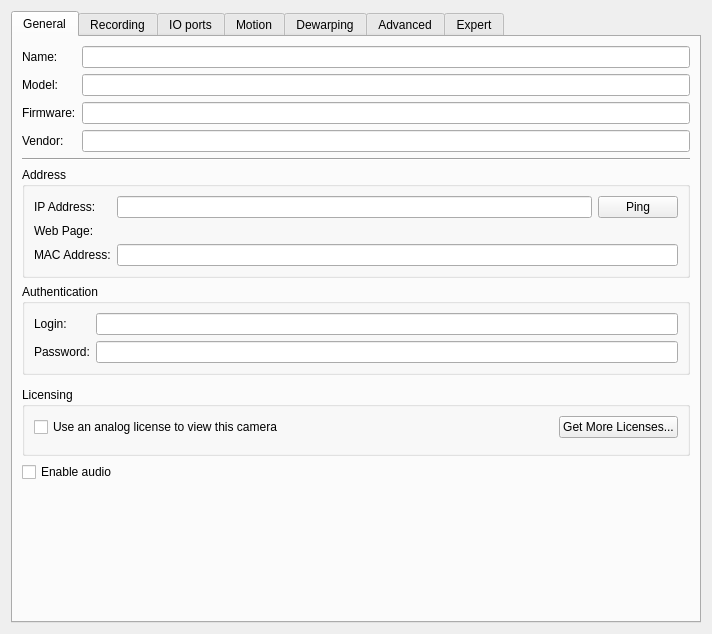
This is client/src/ui/widgets/properties/single_camera_settings_widget.ui in networkoptix/nx_open as Qt 5 draws it before an edit. The edited form follows.
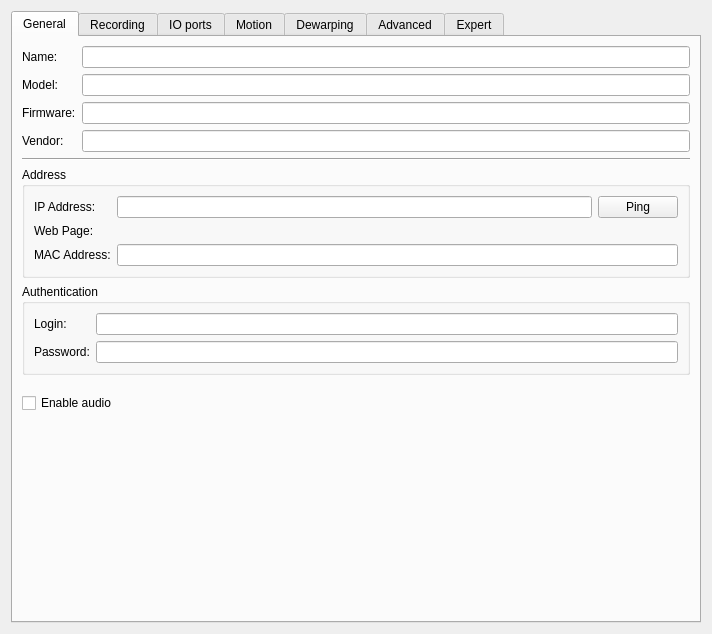
This is the edited form. Custom widgets are drawn as their Qt base class.

Commit message:
VMS-382: Preparation work. Licensing moved to its own widget.
<==== Mercurial data ====>
Branch: dev_2.4.0_gui

```diff
--- a/client/src/ui/widgets/properties/single_camera_settings_widget.ui
+++ b/client/src/ui/widgets/properties/single_camera_settings_widget.ui
@@ -207,47 +207,7 @@
         <widget class="QnImageControlWidget" name="imageControlWidget" native="true"/>
        </item>
        <item>
-        <widget class="QGroupBox" name="analogGroupBox">
-         <property name="title">
-          <string>Licensing</string>
-         </property>
-         <layout class="QVBoxLayout" name="verticalLayout_11">
-          <item>
-           <layout class="QHBoxLayout" name="horizontalLayout_7">
-            <item>
-             <widget class="QCheckBox" name="analogViewCheckBox">
-              <property name="text">
-               <string>Use an analog license to view this camera</string>
-              </property>
-             </widget>
-            </item>
-            <item>
-             <spacer name="horizontalSpacer_4">
-              <property name="orientation">
-               <enum>Qt::Horizontal</enum>
-              </property>
-              <property name="sizeHint" stdset="0">
-               <size>
-                <width>40</width>
-                <height>20</height>
-               </size>
-              </property>
-             </spacer>
-            </item>
-            <item>
-             <widget class="QPushButton" name="moreLicensesButton">
-              <property name="text">
-               <string>Get More Licenses...</string>
-              </property>
-             </widget>
-            </item>
-           </layout>
-          </item>
-          <item>
-           <widget class="QnLicensesUsageWidget" name="licensesUsageWidget" native="true"/>
-          </item>
-         </layout>
-        </widget>
+        <widget class="QnLicensesProposeWidget" name="licensingWidget" native="true"/>
        </item>
        <item>
         <widget class="QCheckBox" name="enableAudioCheckBox">
@@ -574,12 +534,6 @@
    <header location="global">ui/widgets/properties/expert_settings_widget.h</header>
    <container>1</container>
   </customwidget>
-  <customwidget>
-   <class>QnLicensesUsageWidget</class>
-   <extends>QWidget</extends>
-   <header location="global">ui/widgets/licensing/licenses_usage_widget.h</header>
-   <container>1</container>
-  </customwidget>
   <customwidget>
    <class>QnImageControlWidget</class>
    <extends>QWidget</extends>
@@ -609,6 +563,18 @@
    <header location="global">ui/widgets/properties/camera_advanced_settings_widget.h</header>
    <container>1</container>
   </customwidget>
+  <customwidget>
+   <class>QnLicensesProposeWidget</class>
+   <extends>QWidget</extends>
+   <header location="global">ui/widgets/licensing/licenses_propose_widget.h</header>
+   <container>1</container>
+  </customwidget>
+  <customwidget>
+   <class>QnCameraScheduleWidget</class>
+   <extends>QWidget</extends>
+   <header location="global">ui/widgets/properties/camera_schedule_widget.h</header>
+   <container>1</container>
+  </customwidget>
  </customwidgets>
  <resources/>
  <connections/>
```
Left out of the diff: 3 changed lines with no effect on the pictures. The commit also changes 14 other files.
